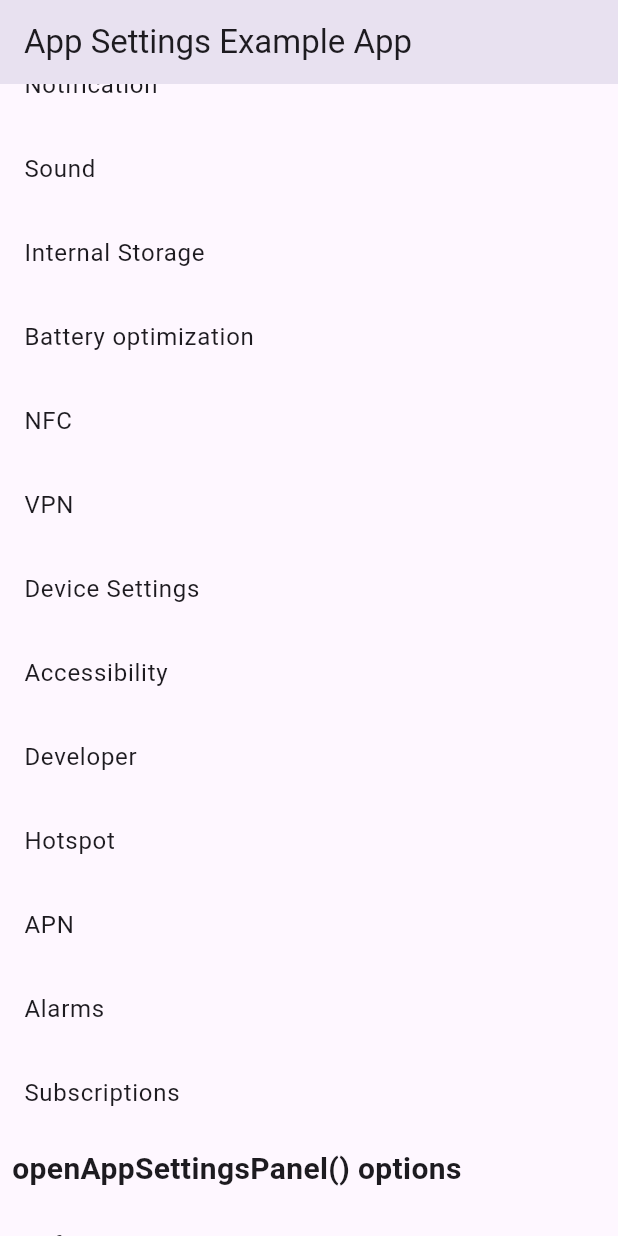
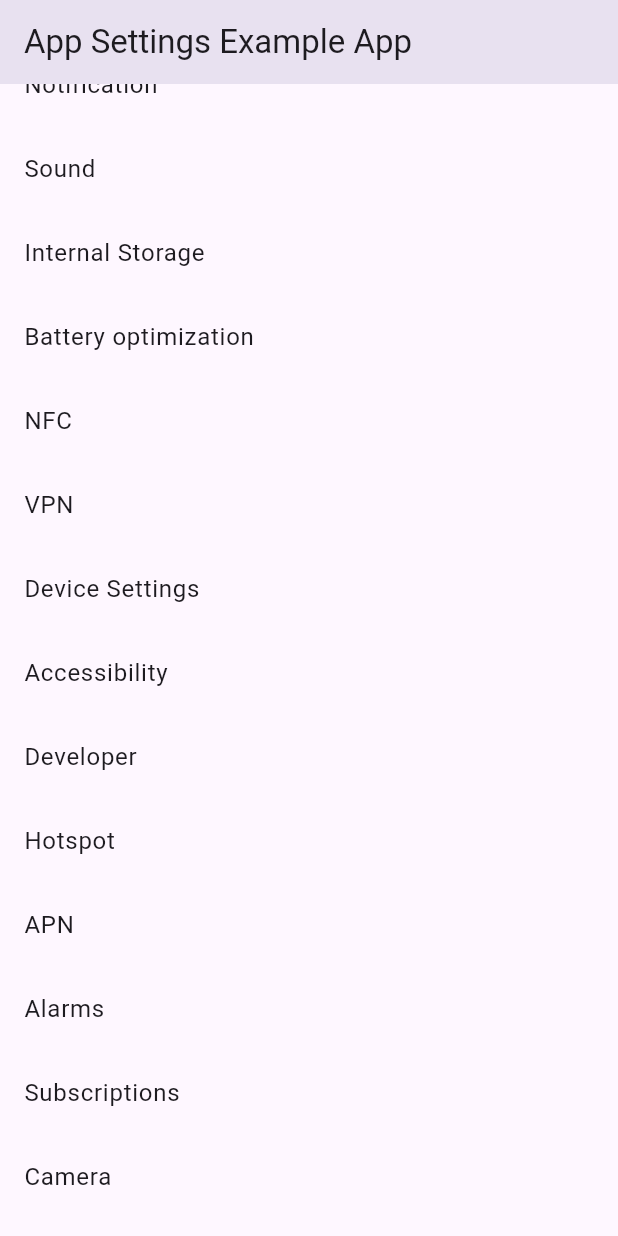
Before and after one commit to spencerccf/app_settings, a Flutter app: the screen it shows after launch, scrolled down 576 dp, on a phone screen of 412 x 824 dp. Run offline on Flutter 3.47's test engine with Material 3 defaults, Android fonts, the phone set to English and light mode, and no system bars; our stand-ins replace plugin_platform_interface.

Commit message:
document: update CHANGELOG.md

```diff
--- a/example/lib/main.dart
+++ b/example/lib/main.dart
@@ -102,6 +102,10 @@ class _MyAppState extends State<MyApp> {
         title: const Text("Subscriptions"),
         onTap: () => AppSettings.openAppSettings(type: AppSettingsType.subscriptions, asAnotherTask: true),
       ),
+      ListTile(
+        title: const Text("Camera"),
+        onTap: () => AppSettings.openAppSettings(type: AppSettingsType.camera, asAnotherTask: true),
+      ),
     ];
   }
 
--- a/pubspec.yaml
+++ b/pubspec.yaml
@@ -1,6 +1,6 @@
 name: app_settings
 description: A Flutter plugin for opening iOS and Android phone settings from an app.
-version: 5.2.0
+version: 5.3.0
 homepage: https://github.com/spencerccf/app_settings
 
 environment:
```
Also changed, not shown: 1 other file.
